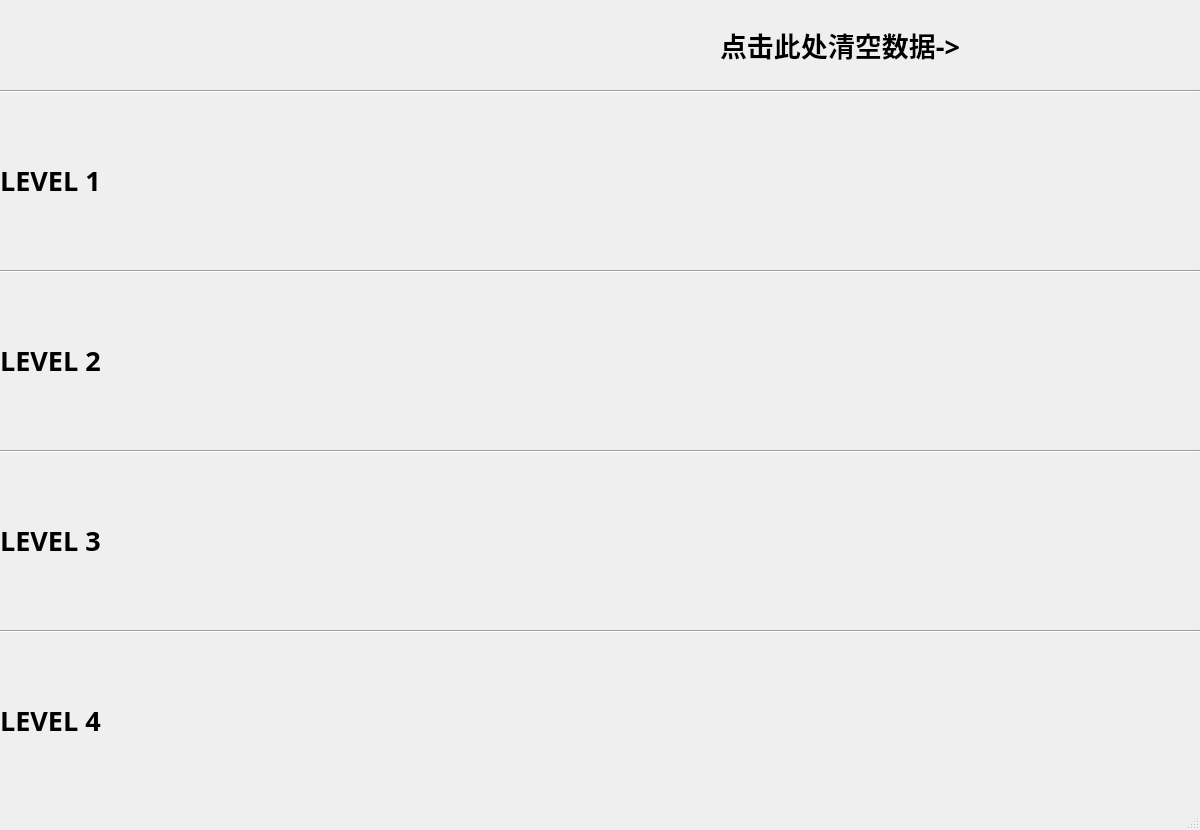
This is AchieveWindow.ui in chen125444/Sokoban as Qt 5 draws it before an edit. The edited form follows.
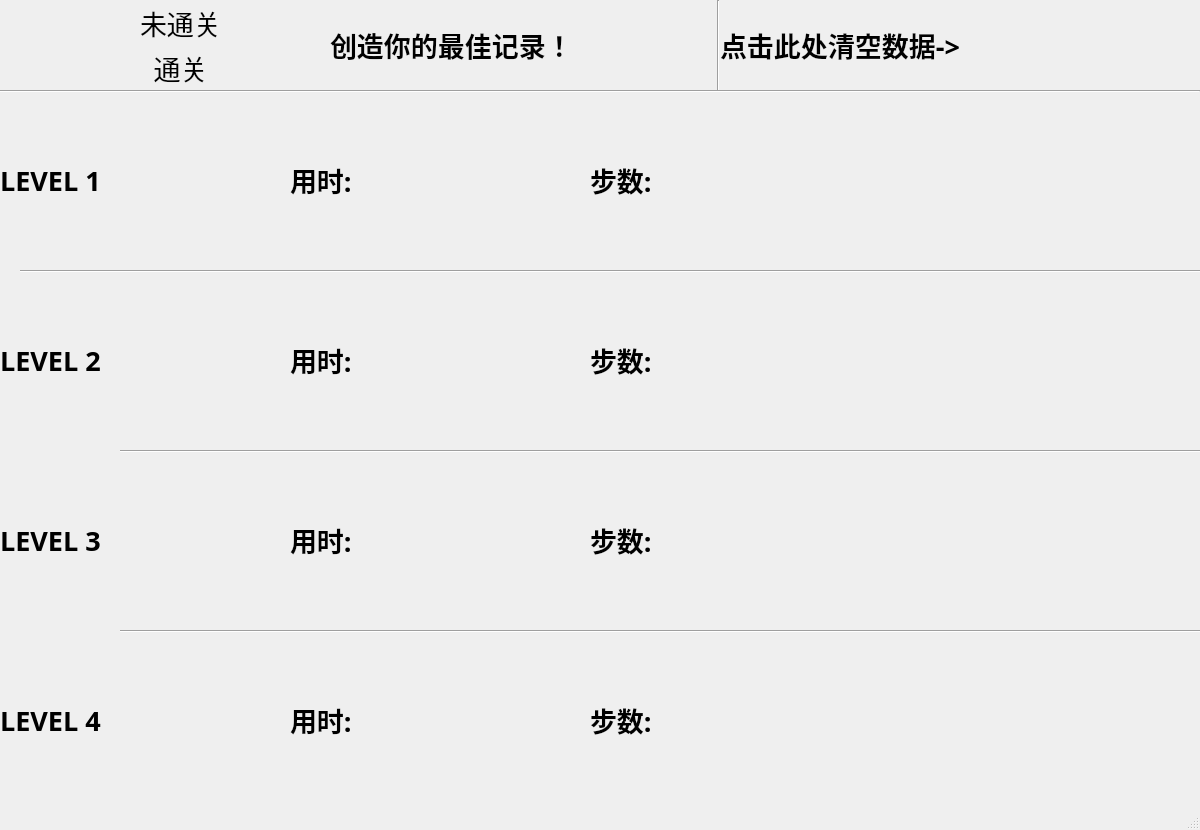
This is the edited form. Icons and pictures are not drawn.

What changed in the file:
```diff
--- a/AchieveWindow.ui
+++ b/AchieveWindow.ui
@@ -15,7 +15,10 @@
   </property>
   <property name="windowIcon">
    <iconset resource="rec.qrc">
-    <normaloff>:/myimages/images/achievement.png</normaloff>:/myimages/images/achievement.png</iconset>
+    <normaloff>:/myimages/images/achievementicon.png</normaloff>:/myimages/images/achievementicon.png</iconset>
+  </property>
+  <property name="layoutDirection">
+   <enum>Qt::LeftToRight</enum>
   </property>
   <widget class="QWidget" name="centralwidget">
    <widget class="QLabel" name="delete_2">
@@ -61,7 +64,7 @@
    <widget class="Line" name="line_2">
     <property name="geometry">
      <rect>
-      <x>0</x>
+      <x>20</x>
       <y>270</y>
       <width>1200</width>
       <height>3</height>
@@ -74,7 +77,7 @@
    <widget class="Line" name="line_3">
     <property name="geometry">
      <rect>
-      <x>0</x>
+      <x>120</x>
       <y>450</y>
       <width>1200</width>
       <height>3</height>
@@ -87,7 +90,7 @@
    <widget class="Line" name="line_4">
     <property name="geometry">
      <rect>
-      <x>0</x>
+      <x>120</x>
       <y>630</y>
       <width>1200</width>
       <height>3</height>
@@ -181,6 +184,311 @@
      <string>LEVEL 4</string>
     </property>
    </widget>
+   <widget class="QLabel" name="lock">
+    <property name="geometry">
+     <rect>
+      <x>90</x>
+      <y>0</y>
+      <width>41</width>
+      <height>41</height>
+     </rect>
+    </property>
+    <property name="text">
+     <string/>
+    </property>
+    <property name="pixmap">
+     <pixmap resource="rec.qrc">:/myimages/images/lock.png</pixmap>
+    </property>
+    <property name="scaledContents">
+     <bool>true</bool>
+    </property>
+    <property name="alignment">
+     <set>Qt::AlignCenter</set>
+    </property>
+   </widget>
+   <widget class="QLabel" name="unlock">
+    <property name="geometry">
+     <rect>
+      <x>90</x>
+      <y>49</y>
+      <width>41</width>
+      <height>41</height>
+     </rect>
+    </property>
+    <property name="text">
+     <string/>
+    </property>
+    <property name="pixmap">
+     <pixmap resource="rec.qrc">:/myimages/images/unlock.png</pixmap>
+    </property>
+    <property name="scaledContents">
+     <bool>true</bool>
+    </property>
+   </widget>
+   <widget class="QLabel" name="lockLabel">
+    <property name="geometry">
+     <rect>
+      <x>140</x>
+      <y>0</y>
+      <width>151</width>
+      <height>45</height>
+     </rect>
+    </property>
+    <property name="font">
+     <font>
+      <family>幼圆</family>
+      <pointsize>20</pointsize>
+     </font>
+    </property>
+    <property name="text">
+     <string>未通关</string>
+    </property>
+   </widget>
+   <widget class="QLabel" name="unlockLabel">
+    <property name="geometry">
+     <rect>
+      <x>140</x>
+      <y>45</y>
+      <width>81</width>
+      <height>45</height>
+     </rect>
+    </property>
+    <property name="font">
+     <font>
+      <family>幼圆</family>
+      <pointsize>20</pointsize>
+     </font>
+    </property>
+    <property name="text">
+     <string>通关</string>
+    </property>
+    <property name="alignment">
+     <set>Qt::AlignCenter</set>
+    </property>
+   </widget>
+   <widget class="Line" name="line_5">
+    <property name="geometry">
+     <rect>
+      <x>710</x>
+      <y>0</y>
+      <width>16</width>
+      <height>91</height>
+     </rect>
+    </property>
+    <property name="orientation">
+     <enum>Qt::Vertical</enum>
+    </property>
+   </widget>
+   <widget class="QLabel" name="delete_3">
+    <property name="geometry">
+     <rect>
+      <x>330</x>
+      <y>0</y>
+      <width>351</width>
+      <height>90</height>
+     </rect>
+    </property>
+    <property name="font">
+     <font>
+      <family>幼圆</family>
+      <pointsize>20</pointsize>
+      <weight>75</weight>
+      <bold>true</bold>
+     </font>
+    </property>
+    <property name="text">
+     <string>创造你的最佳记录！</string>
+    </property>
+   </widget>
+   <widget class="QLabel" name="time1">
+    <property name="geometry">
+     <rect>
+      <x>290</x>
+      <y>135</y>
+      <width>131</width>
+      <height>90</height>
+     </rect>
+    </property>
+    <property name="font">
+     <font>
+      <family>幼圆</family>
+      <pointsize>20</pointsize>
+      <weight>75</weight>
+      <bold>true</bold>
+     </font>
+    </property>
+    <property name="text">
+     <string>用时:</string>
+    </property>
+   </widget>
+   <widget class="QLabel" name="time2">
+    <property name="geometry">
+     <rect>
+      <x>290</x>
+      <y>315</y>
+      <width>131</width>
+      <height>90</height>
+     </rect>
+    </property>
+    <property name="font">
+     <font>
+      <family>幼圆</family>
+      <pointsize>20</pointsize>
+      <weight>75</weight>
+      <bold>true</bold>
+     </font>
+    </property>
+    <property name="text">
+     <string>用时:</string>
+    </property>
+   </widget>
+   <widget class="QLabel" name="time3">
+    <property name="geometry">
+     <rect>
+      <x>290</x>
+      <y>495</y>
+      <width>131</width>
+      <height>90</height>
+     </rect>
+    </property>
+    <property name="font">
+     <font>
+      <family>幼圆</family>
+      <pointsize>20</pointsize>
+      <weight>75</weight>
+      <bold>true</bold>
+     </font>
+    </property>
+    <property name="text">
+     <string>用时:</string>
+    </property>
+   </widget>
+   <widget class="QLabel" name="time4">
+    <property name="geometry">
+     <rect>
+      <x>290</x>
+      <y>675</y>
+      <width>131</width>
+      <height>90</height>
+     </rect>
+    </property>
+    <property name="font">
+     <font>
+      <family>幼圆</family>
+      <pointsize>20</pointsize>
+      <weight>75</weight>
+      <bold>true</bold>
+     </font>
+    </property>
+    <property name="text">
+     <string>用时:</string>
+    </property>
+   </widget>
+   <widget class="QLabel" name="step1">
+    <property name="geometry">
+     <rect>
+      <x>590</x>
+      <y>135</y>
+      <width>131</width>
+      <height>90</height>
+     </rect>
+    </property>
+    <property name="font">
+     <font>
+      <family>幼圆</family>
+      <pointsize>20</pointsize>
+      <weight>75</weight>
+      <bold>true</bold>
+     </font>
+    </property>
+    <property name="text">
+     <string>步数:</string>
+    </property>
+   </widget>
+   <widget class="QLabel" name="step2">
+    <property name="geometry">
+     <rect>
+      <x>590</x>
+      <y>315</y>
+      <width>131</width>
+      <height>90</height>
+     </rect>
+    </property>
+    <property name="font">
+     <font>
+      <family>幼圆</family>
+      <pointsize>20</pointsize>
+      <weight>75</weight>
+      <bold>true</bold>
+     </font>
+    </property>
+    <property name="text">
+     <string>步数:</string>
+    </property>
+   </widget>
+   <widget class="QLabel" name="step3">
+    <property name="geometry">
+     <rect>
+      <x>590</x>
+      <y>495</y>
+      <width>131</width>
+      <height>90</height>
+     </rect>
+    </property>
+    <property name="font">
+     <font>
+      <family>幼圆</family>
+      <pointsize>20</pointsize>
+      <weight>75</weight>
+      <bold>true</bold>
+     </font>
+    </property>
+    <property name="text">
+     <string>步数:</string>
+    </property>
+   </widget>
+   <widget class="QLabel" name="step4">
+    <property name="geometry">
+     <rect>
+      <x>590</x>
+      <y>675</y>
+      <width>131</width>
+      <height>90</height>
+     </rect>
+    </property>
+    <property name="font">
+     <font>
+      <family>幼圆</family>
+      <pointsize>20</pointsize>
+      <weight>75</weight>
+      <bold>true</bold>
+     </font>
+    </property>
+    <property name="text">
+     <string>步数:</string>
+    </property>
+   </widget>
+   <widget class="QLabel" name="time3_">
+    <property name="geometry">
+     <rect>
+      <x>410</x>
+      <y>500</y>
+      <width>131</width>
+      <height>90</height>
+     </rect>
+    </property>
+    <property name="font">
+     <font>
+      <family>幼圆</family>
+      <pointsize>20</pointsize>
+      <weight>75</weight>
+      <bold>true</bold>
+     </font>
+    </property>
+    <property name="text">
+     <string/>
+    </property>
+   </widget>
   </widget>
   <widget class="QMenuBar" name="menubar">
    <property name="geometry">
```
